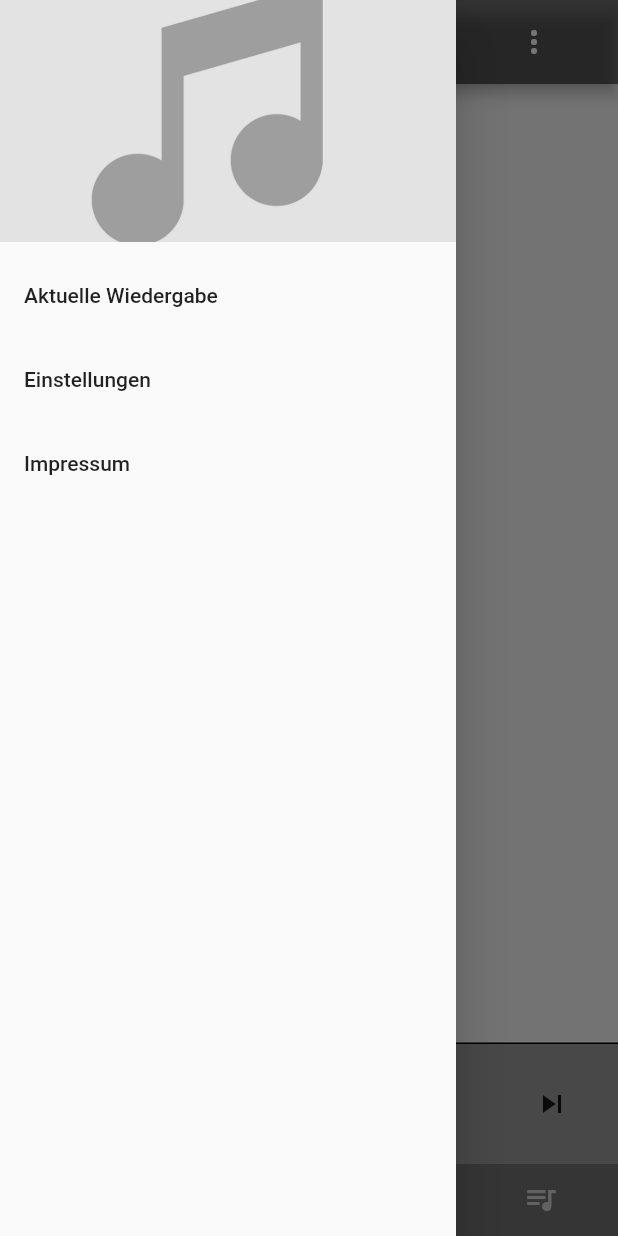
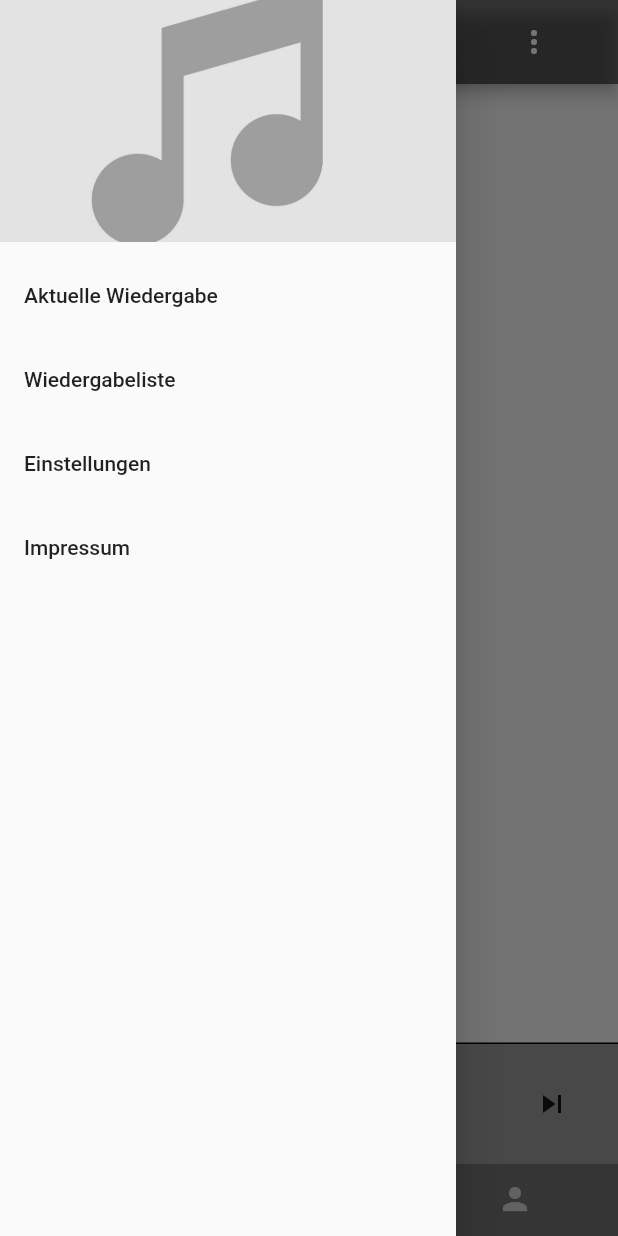
Before and after one commit to labtecs/FlyMusic, a Flutter app: the screen it shows after launch, with the side drawer open, on a phone screen of 412 x 824 dp. Run offline on Flutter 3.47's test engine with Material 2 defaults, Android fonts, the light colour scheme and no system bars; our stand-ins replace audioplayers, floor, fluttertoast, permission_handler, sqflite; missing offline and left inert: crclib, dart_tags, folder_picker; accounts and stored records are empty; generated files the repository leaves out were written again.

Commit message:
Wiedergabeliste

```diff
--- a/lib/screens/drawerScreens/drawer_screen.dart
+++ b/lib/screens/drawerScreens/drawer_screen.dart
@@ -3,6 +3,7 @@ import 'package:flymusic/music/music_queue.dart';
 import 'package:flymusic/screens/drawerScreens/impressum_screen.dart';
 import 'package:flymusic/screens/player/player_screen.dart';
 import 'package:flymusic/screens/drawerScreens/settings_screen.dart';
+import 'package:flymusic/screens/tabScreens/queue_screen.dart';
 
 import '../main_screen.dart';
 
@@ -24,6 +25,12 @@ class _DrawerScreenState extends State<DrawerScreen> {
             onTap: () {
               Navigator.push(context,
                   MaterialPageRoute(builder: (context) => PlayerScreen()));
+            },
+          ),          ListTile(
+            title: Text('Wiedergabeliste'),
+            onTap: () {
+              Navigator.push(context,
+                  MaterialPageRoute(builder: (context) => QueueScreen()));
             },
           ),
           ListTile(
--- a/lib/screens/main_screen.dart
+++ b/lib/screens/main_screen.dart
@@ -12,6 +12,7 @@ import 'tabScreens/album/album_screen.dart';
 import 'tabScreens/artist/artist_screen.dart';
 import 'tabScreens/queue_screen.dart';
 import 'tabScreens/track_list_screen.dart';
+import 'package:flymusic/util/themes.dart';
 
 class StartScreen extends StatefulWidget {
   @override
@@ -62,14 +63,14 @@ class StartScreen extends StatefulWidget {
         });
 
 
-  }  static FutureBuilder getArt3(Song song, double ImageScale) {
+  }  static FutureBuilder getArt3(Song song) {
     return FutureBuilder<Art>(
         future: database.artDao.findArtById(song?.artId ?? -1),
         builder: (BuildContext context, AsyncSnapshot<Art> snapshot) {
           if (snapshot.hasData && snapshot.data != null) {
-            return Image.asset(snapshot.data.path, scale: ImageScale,);
+            return Image.asset(snapshot.data.path);
           } else {
-            return Image.asset("asset/images/placeholder.jpg", scale: ImageScale);
+            return Image.asset("asset/images/placeholder.jpg",);
           }
         });
   }
@@ -90,7 +91,7 @@ class _StartScreenState extends State<StartScreen>
     ),
     Tab(icon: Icon(Icons.album)),
     Tab(icon: Icon(Icons.person)),
-    Tab(icon: Icon(Icons.queue_music)),
+   // Tab(icon: Icon(Icons.queue_music)),
   ];
 
   @override
@@ -143,7 +144,7 @@ class _StartScreenState extends State<StartScreen>
           TrackList(),
           AlbumList(),
           ArtistScreen(),
-          QueueScreen(),
+          //QueueScreen(),
         ],
         controller: _tabController,
       ),
@@ -186,7 +187,7 @@ class _StartScreenState extends State<StartScreen>
         return 'Alben';
       case 2:
         return 'Künstler';
-      case 3:
+     // case 3:
         return 'Warteschlange';
       default:
         return '';
--- a/lib/screens/player/bottom_Player_Screen.dart
+++ b/lib/screens/player/bottom_Player_Screen.dart
@@ -1,6 +1,5 @@
 import 'package:audioplayers/audioplayers.dart';
 import 'package:flutter/material.dart';
-import 'package:fluttertoast/fluttertoast.dart';
 import 'package:flymusic/music/music_queue.dart';
 import 'package:flymusic/screens/main_screen.dart';
 import 'package:flymusic/screens/player/player_screen.dart';
@@ -27,9 +26,10 @@ class _BottomPlayerState extends State<BottomPlayer> {
               Container(
                 height: 60,
                 child: InkWell(
-                  child: StartScreen.getArt3(MusicQueue.instance.currentSong, 10),
+                  child: StartScreen.getArt3(MusicQueue.instance.currentSong),
                   onTap: () {
-                    Navigator.push(context, MaterialPageRoute(builder: (context) => PlayerScreen()));
+                    Navigator.push(context,
+                        MaterialPageRoute(builder: (context) => PlayerScreen()));
                   },
                 ),
               ),
@@ -55,9 +55,11 @@ class _BottomPlayerState extends State<BottomPlayer> {
           )
       ),
     );
-
   }
 
+  /**
+   * returns the play or pouse icon
+   */
   IconData getPlayIcon() {
     if (MusicQueue.instance.audioPlayer.state == AudioPlayerState.PLAYING) {
       return Icons.pause;
@@ -66,6 +68,9 @@ class _BottomPlayerState extends State<BottomPlayer> {
     }
   }
 
+  /**
+   * Starts playing or stopping music
+   */
   void play() async {
     await MusicQueue.instance.playPause();
     setState(() {
@@ -74,6 +79,9 @@ class _BottomPlayerState extends State<BottomPlayer> {
     });
   }
 
+  /**
+   * skipt to the next song
+   */
   void next() async {
     await MusicQueue.instance.playNext();
     setState(() {
@@ -82,6 +90,9 @@ class _BottomPlayerState extends State<BottomPlayer> {
     });
   }
 
+  /**
+   * skip previous
+   */
   void previous() async {
     await MusicQueue.instance.playPrevious();
     setState(() {
@@ -89,6 +100,4 @@ class _BottomPlayerState extends State<BottomPlayer> {
           MusicQueue.instance.audioPlayer.state;
     });
   }
-
-
 }
--- a/lib/screens/tabScreens/queue_screen.dart
+++ b/lib/screens/tabScreens/queue_screen.dart
@@ -47,6 +47,10 @@ class _QueueScreenState extends State<QueueScreen> {
   @override
   Widget build(BuildContext context) {
     return Scaffold(
+      appBar: AppBar(
+        title: Text("Wiedergabeliste"),
+        backgroundColor: Colors.black54,
+      ),
         body: StreamBuilder<List<QueueItem>>(
       stream: database.queueDao.findAllItems(),
       builder: (BuildContext context, AsyncSnapshot<List<QueueItem>> snapshot) {
```
Also changed, not shown: lib/util/themes.dart (added, +23 -0 lines).
